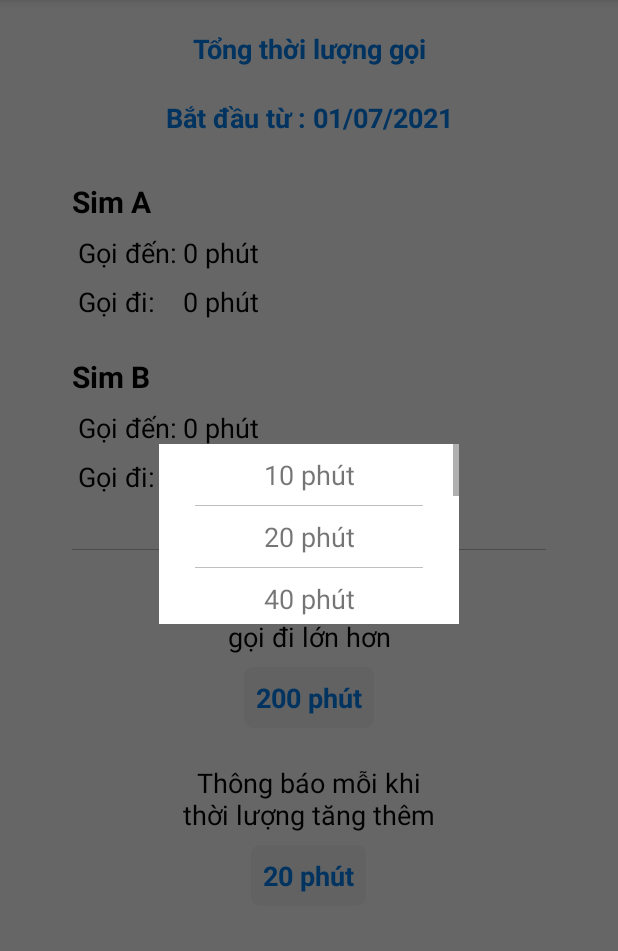
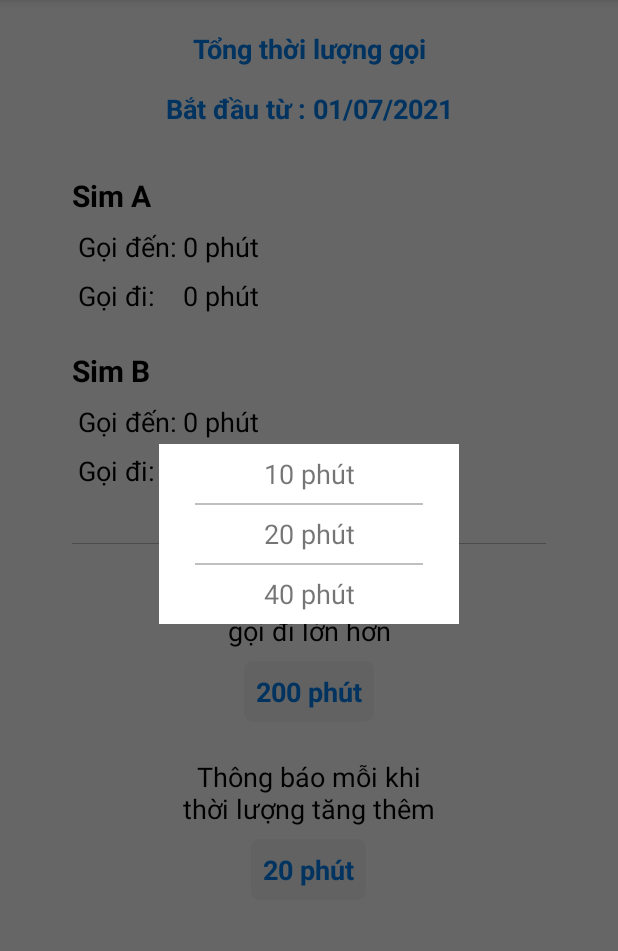
Before and after one commit to thangviktor/ControlCall, an Android app: the screen it shows after launch (MainActivity), after a tap on "200 phút", on a phone screen of 412 x 824 dp, the part 84-1035 px from its top. Run offline under Robolectric (Android 15) with nearby library versions, the phone set to English and light mode, and no system bars.

Commit message:
adjust dialog_time.xml

```diff
--- a/app/src/main/java/com/j/controlcall/TimeDialog.kt
+++ b/app/src/main/java/com/j/controlcall/TimeDialog.kt
@@ -1,9 +1,9 @@
 package com.j.controlcall
 
-import android.content.Context
 import android.graphics.Color
 import android.graphics.drawable.ColorDrawable
 import android.os.Bundle
+import android.util.Log
 import android.view.LayoutInflater
 import android.view.View
 import android.view.ViewGroup
@@ -33,6 +33,10 @@ class TimeDialog : DialogFragment() {
 
         adapter = TimeAdapter(requireContext(), times)
         lvTime?.adapter = adapter
+
+//        val c: View? = lvTime?.getChildAt(0)
+//        val scrolly: Int = -c!!.top + lvTime.firstVisiblePosition * c.height
+//        Log.d("DialogLog", "scrolly = $scrolly")
     }
 
     override fun onResume() {
--- /dev/null
+++ b/app/src/main/res/drawable/space_time.xml
@@ -0,0 +1,10 @@
+<?xml version="1.0" encoding="utf-8"?>
+<shape xmlns:android="http://schemas.android.com/apk/res/android">
+
+    <gradient android:startColor="#00efefef"
+        android:centerColor="#FFFFFFFF"
+        android:endColor="#00efefef"
+        android:angle="270"
+        android:type="linear"/>
+
+</shape>
--- a/app/src/main/res/layout/activity_main.xml
+++ b/app/src/main/res/layout/activity_main.xml
@@ -26,7 +26,7 @@
             android:id="@+id/tvStartTime"
             android:layout_width="match_parent"
             android:layout_height="@dimen/height_item"
-            android:layout_marginTop="@dimen/margin_component"
+            android:layout_marginTop="@dimen/margin_component_small"
             android:gravity="center"
             android:text="@string/start_from_"
             android:textStyle="bold"
--- a/app/src/main/res/layout/dialog_time.xml
+++ b/app/src/main/res/layout/dialog_time.xml
@@ -5,17 +5,47 @@
     android:layout_height="wrap_content"
     android:gravity="center">
 
-    <LinearLayout
+    <androidx.coordinatorlayout.widget.CoordinatorLayout
         android:layout_width="200dp"
-        android:layout_height="wrap_content"
-        android:background="@color/white"
-        android:orientation="vertical"
-        android:gravity="center_horizontal">
+        android:layout_height="120dp"
+        android:background="@color/white">
 
         <ListView
             android:id="@+id/lvTime"
             android:layout_width="match_parent"
-            android:layout_height="120dp"/>
-    </LinearLayout>
+            android:layout_height="match_parent"
+            android:scrollbars="none"/>
+
+        <LinearLayout
+            android:layout_width="match_parent"
+            android:layout_height="16dp"
+            android:layout_marginTop="32dp"
+            android:gravity="center"
+            android:background="@drawable/space_time">
+            <View
+                android:layout_width="match_parent"
+                android:layout_height="1dp"
+                android:layout_marginLeft="@dimen/margin_component_big"
+                android:layout_marginRight="@dimen/margin_component_big"
+                android:background="@color/gray_trans"/>
+        </LinearLayout>
+
+
+
+        <LinearLayout
+            android:layout_width="match_parent"
+            android:layout_height="16dp"
+            android:layout_marginTop="72dp"
+            android:gravity="center"
+            android:background="@drawable/space_time">
+            <View
+                android:layout_width="match_parent"
+                android:layout_height="1dp"
+                android:layout_marginLeft="@dimen/margin_component_big"
+                android:layout_marginRight="@dimen/margin_component_big"
+                android:background="@color/gray_trans"/>
+        </LinearLayout>
+
+    </androidx.coordinatorlayout.widget.CoordinatorLayout>
 
 </LinearLayout>
--- a/app/src/main/res/layout/item_time.xml
+++ b/app/src/main/res/layout/item_time.xml
@@ -1,27 +1,17 @@
 <?xml version="1.0" encoding="utf-8"?>
 <LinearLayout xmlns:android="http://schemas.android.com/apk/res/android"
     android:layout_width="match_parent"
-    android:layout_height="@dimen/height_item"
+    android:layout_height="wrap_content"
     android:orientation="vertical">
 
     <TextView
         android:id="@+id/tvTime"
         android:orientation="vertical"
         android:layout_width="match_parent"
-        android:layout_height="match_parent"
-        android:layout_marginTop="@dimen/margin_component_tiny"
-        android:padding="@dimen/padding_component_tiny"
+        android:layout_height="@dimen/height_item"
         android:gravity="center"
         android:text="@string/zero_min"
         android:textSize="@dimen/text_size_large">
     </TextView>
 
-    <View
-        android:layout_width="match_parent"
-        android:layout_height="0.5dp"
-        android:layout_marginLeft="@dimen/margin_component_big"
-        android:layout_marginRight="@dimen/margin_component_big"
-        android:layout_marginTop="@dimen/margin_component_tiny"
-        android:background="@color/gray_trans"/>
-
 </LinearLayout>
--- a/app/src/main/res/values/colors.xml
+++ b/app/src/main/res/values/colors.xml
@@ -9,7 +9,8 @@
     <color name="white">#FFFFFFFF</color>
     <color name="blue">#0080EF</color>
     <color name="silver">#F5F5F5</color>
-    <color name="gray">#80808080</color>
+    <color name="gray">#808080</color>
 
     <color name="gray_trans">#80808080</color>
+    <color name="white_trans">#80FFFFFF</color>
 </resources>
--- a/app/src/main/res/values/dimens.xml
+++ b/app/src/main/res/values/dimens.xml
@@ -20,5 +20,5 @@
     <dimen name="margin_component_bigger">36dp</dimen>
     <dimen name="margin_component_large">48dp</dimen>
 
-    <dimen name="height_item">36dp</dimen>
+    <dimen name="height_item">40dp</dimen>
 </resources>
```
